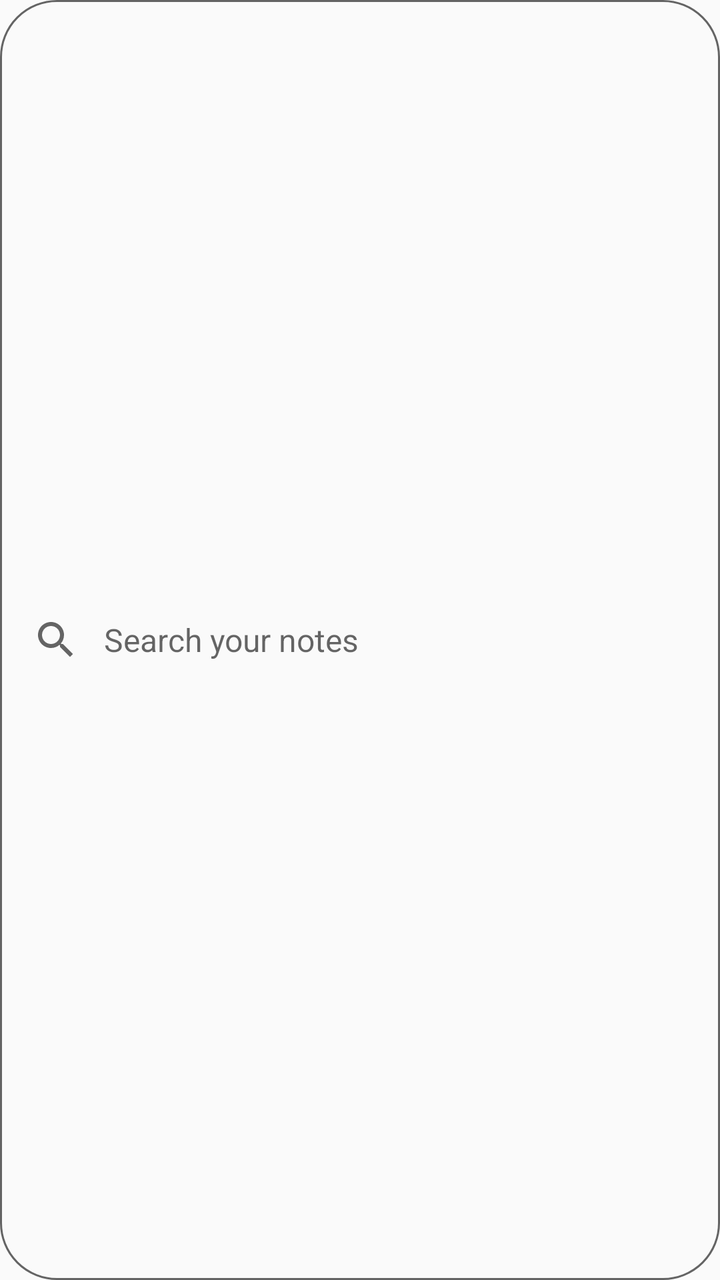
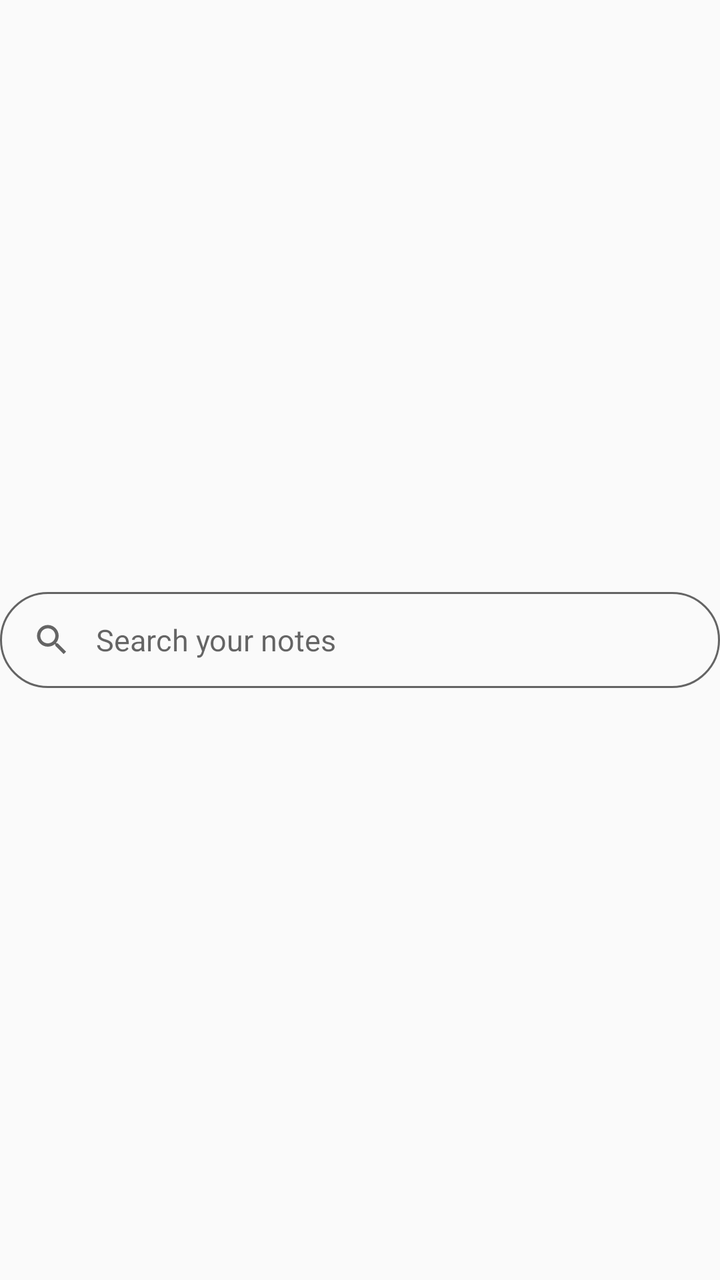

Before-and-after screenshots of an Android layout around one commit, followed by the original layout XML and the change that was made.
<!-- AndroidManifest.xml: application theme Theme.Loam -->
<!-- res/layout/widget_search.xml -->
<?xml version="1.0" encoding="utf-8"?>
<LinearLayout xmlns:android="http://schemas.android.com/apk/res/android"
    android:id="@+id/widget_root"
    android:layout_width="match_parent"
    android:layout_height="match_parent"
    android:background="@drawable/widget_background"
    android:gravity="center_vertical"
    android:orientation="horizontal"
    android:paddingStart="16dp"
    android:paddingEnd="16dp">

    <ImageView
        android:layout_width="24dp"
        android:layout_height="24dp"
        android:contentDescription="@string/widget_search_hint"
        android:src="@drawable/ic_widget_search" />

    <TextView
        android:layout_width="0dp"
        android:layout_height="wrap_content"
        android:layout_marginStart="12dp"
        android:layout_weight="1"
        android:ellipsize="end"
        android:maxLines="1"
        android:text="@string/widget_search_hint"
        android:textColor="?android:attr/textColorSecondary"
        android:textSize="16sp" />
</LinearLayout>
<!-- resources referenced by this layout -->
<resources>
  <!-- drawable ic_widget_search (drawable) -->
  <vector xmlns:android="http://schemas.android.com/apk/res/android"
      android:width="24dp"
      android:height="24dp"
      android:viewportWidth="24"
      android:viewportHeight="24"
      android:tint="?android:attr/textColorSecondary">
      <path
          android:fillColor="@android:color/white"
          android:pathData="M15.5,14h-0.79l-0.28,-0.27C15.41,12.59 16,11.11 16,9.5 16,5.91 13.09,3 9.5,3S3,5.91 3,9.5 5.91,16 9.5,16c1.61,0 3.09,-0.59 4.23,-1.57l0.27,0.28v0.79l5,4.99L20.49,19l-4.99,-5zM9.5,14C7.01,14 5,11.99 5,9.5S7.01,5 9.5,5 14,7.01 14,9.5 11.99,14 9.5,14z" />
  </vector>
  <!-- drawable widget_background (drawable) -->
  <?xml version="1.0" encoding="utf-8"?>
  <shape xmlns:android="http://schemas.android.com/apk/res/android"
      android:shape="rectangle">
      <solid android:color="?android:attr/colorBackground" />
      <corners android:radius="28dp" />
      <stroke
          android:width="1dp"
          android:color="?android:attr/textColorSecondary" />
  </shape>
  <string name="widget_search_hint">Search your notes</string>
  <style name="Theme.Loam" parent="android:Theme.Material.Light.NoActionBar" />
</resources>

<!-- the commit's change to res/layout/widget_search.xml (unified diff, before → after) -->
@@ -1,28 +1,34 @@
 <?xml version="1.0" encoding="utf-8"?>
-<LinearLayout xmlns:android="http://schemas.android.com/apk/res/android"
-    android:id="@+id/widget_root"
+<FrameLayout xmlns:android="http://schemas.android.com/apk/res/android"
     android:layout_width="match_parent"
-    android:layout_height="match_parent"
-    android:background="@drawable/widget_background"
-    android:gravity="center_vertical"
-    android:orientation="horizontal"
-    android:paddingStart="16dp"
-    android:paddingEnd="16dp">
+    android:layout_height="match_parent">
 
-    <ImageView
-        android:layout_width="24dp"
-        android:layout_height="24dp"
-        android:contentDescription="@string/widget_search_hint"
-        android:src="@drawable/ic_widget_search" />
+    <LinearLayout
+        android:id="@+id/widget_root"
+        android:layout_width="match_parent"
+        android:layout_height="48dp"
+        android:layout_gravity="center_vertical"
+        android:background="@drawable/widget_background"
+        android:gravity="center_vertical"
+        android:orientation="horizontal"
+        android:paddingStart="16dp"
+        android:paddingEnd="16dp">
 
-    <TextView
-        android:layout_width="0dp"
-        android:layout_height="wrap_content"
-        android:layout_marginStart="12dp"
-        android:layout_weight="1"
-        android:ellipsize="end"
-        android:maxLines="1"
-        android:text="@string/widget_search_hint"
-        android:textColor="?android:attr/textColorSecondary"
-        android:textSize="16sp" />
-</LinearLayout>
+        <ImageView
+            android:layout_width="20dp"
+            android:layout_height="20dp"
+            android:contentDescription="@string/widget_search_hint"
+            android:src="@drawable/ic_widget_search" />
+
+        <TextView
+            android:layout_width="0dp"
+            android:layout_height="wrap_content"
+            android:layout_marginStart="12dp"
+            android:layout_weight="1"
+            android:ellipsize="end"
+            android:maxLines="1"
+            android:text="@string/widget_search_hint"
+            android:textColor="?android:attr/textColorSecondary"
+            android:textSize="15sp" />
+    </LinearLayout>
+</FrameLayout>
<!-- resource entries referenced after the edit -->
@@ -16,7 +16,7 @@
   <shape xmlns:android="http://schemas.android.com/apk/res/android"
       android:shape="rectangle">
       <solid android:color="?android:attr/colorBackground" />
-      <corners android:radius="28dp" />
+      <corners android:radius="24dp" />
       <stroke
           android:width="1dp"
           android:color="?android:attr/textColorSecondary" />
